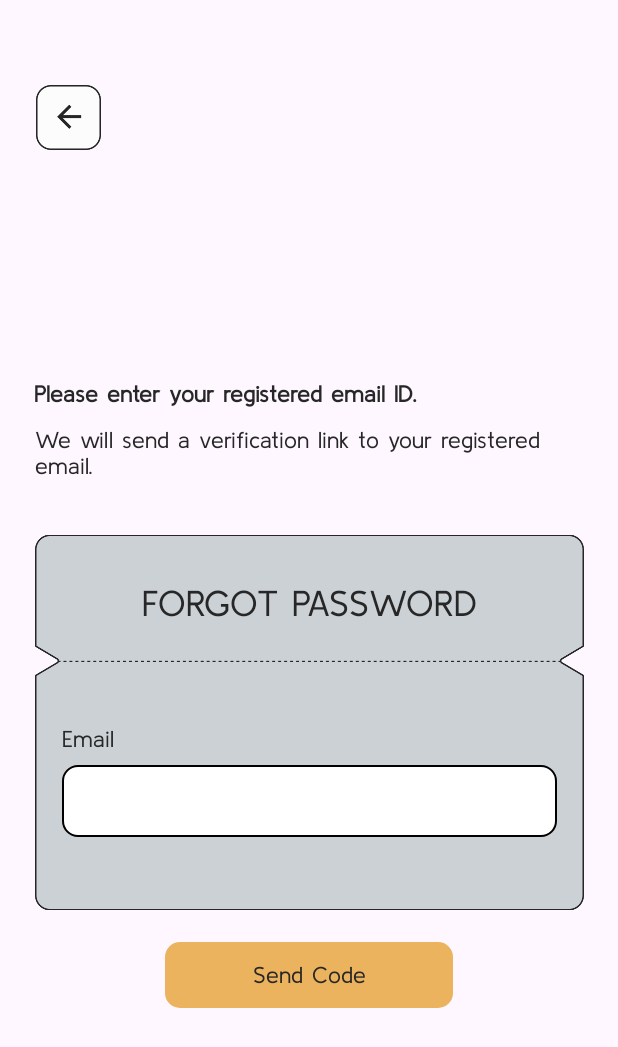
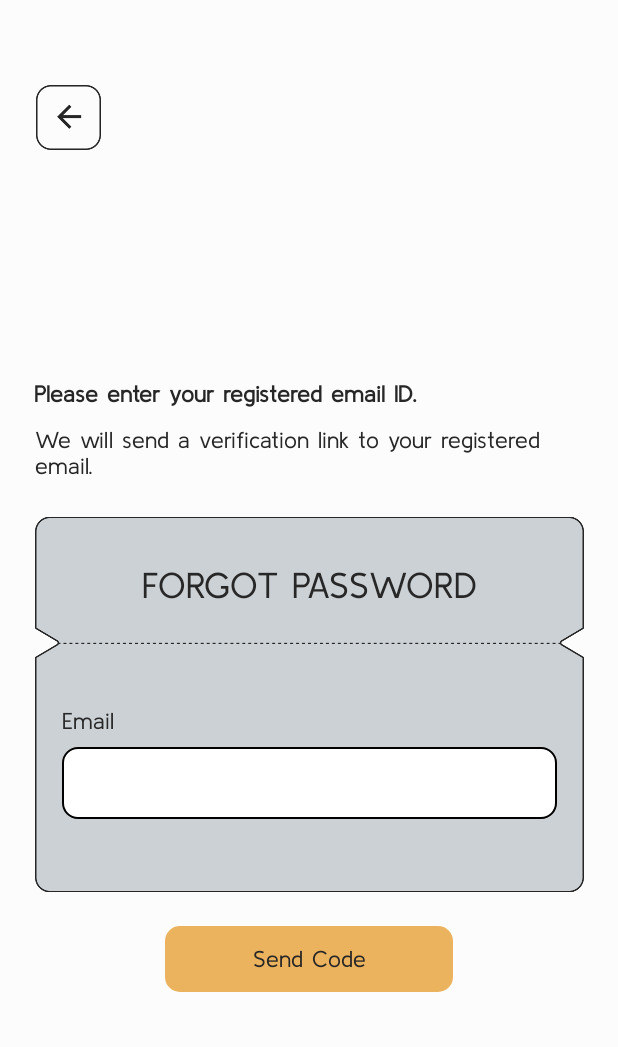
Before and after one commit to qiting2270/Comp90018-Wanderly, an Android app: the ForgetPasswordActivity screen opened directly, with no data from a screen before it, on a phone screen of 412 x 824 dp. Shown: the top 1047 px of the screen. Run offline under Robolectric (Android 15) with nearby library versions, the light colour scheme and no system bars; our stand-ins replace Firebase (no records; nobody signed in at launch, a user with empty details on screens opened directly).

Commit message:
fixed minor UI

```diff
--- a/Wanderly/app/src/main/res/layout/activity_aractivity.xml
+++ b/Wanderly/app/src/main/res/layout/activity_aractivity.xml
@@ -5,6 +5,7 @@
     android:id="@+id/main"
     android:layout_width="match_parent"
     android:layout_height="match_parent"
+    android:background="#fcfcfc"
     tools:context=".ARActivity">
 
 </androidx.constraintlayout.widget.ConstraintLayout>
--- a/Wanderly/app/src/main/res/layout/activity_calendar.xml
+++ b/Wanderly/app/src/main/res/layout/activity_calendar.xml
@@ -5,6 +5,7 @@
     android:id="@+id/main"
     android:layout_width="match_parent"
     android:layout_height="match_parent"
+    android:background="#fcfcfc"
     tools:context=".CalendarActivity">
 
     <ImageView
--- a/Wanderly/app/src/main/res/layout/activity_edit_profile.xml
+++ b/Wanderly/app/src/main/res/layout/activity_edit_profile.xml
@@ -5,6 +5,7 @@
     android:id="@+id/main"
     android:layout_width="match_parent"
     android:layout_height="match_parent"
+    android:background="#fcfcfc"
     tools:context=".EditProfileActivity">
 
     <ImageView
--- a/Wanderly/app/src/main/res/layout/activity_forget_password.xml
+++ b/Wanderly/app/src/main/res/layout/activity_forget_password.xml
@@ -5,6 +5,7 @@
     android:id="@+id/main"
     android:layout_width="match_parent"
     android:layout_height="match_parent"
+    android:background="#fcfcfc"
     tools:context=".ForgetPasswordActivity">
 
     <ImageView
@@ -60,7 +61,7 @@
         app:layout_constraintEnd_toEndOf="parent"
         app:layout_constraintStart_toStartOf="parent"
         app:layout_constraintTop_toBottomOf="@+id/textView13"
-        app:layout_constraintVertical_bias="0.100000024"
+        app:layout_constraintVertical_bias="0.05"
         app:srcCompat="@drawable/frame3" />
 
     <TextView
--- a/Wanderly/app/src/main/res/layout/activity_friend_profile.xml
+++ b/Wanderly/app/src/main/res/layout/activity_friend_profile.xml
@@ -4,6 +4,7 @@
     xmlns:tools="http://schemas.android.com/tools"
     android:layout_width="match_parent"
     android:layout_height="match_parent"
+    android:background="#fcfcfc"
     tools:context=".HomeActivity">
 
     <ScrollView
--- a/Wanderly/app/src/main/res/layout/activity_login.xml
+++ b/Wanderly/app/src/main/res/layout/activity_login.xml
@@ -3,7 +3,8 @@
     xmlns:app="http://schemas.android.com/apk/res-auto"
     xmlns:tools="http://schemas.android.com/tools"
     android:layout_width="match_parent"
-    android:layout_height="match_parent">
+    android:layout_height="match_parent"
+    android:background="#fcfcfc">
 
     <ImageView
         android:id="@+id/back_icon"
--- a/Wanderly/app/src/main/res/layout/activity_setting.xml
+++ b/Wanderly/app/src/main/res/layout/activity_setting.xml
@@ -5,6 +5,7 @@
     android:id="@+id/main"
     android:layout_width="match_parent"
     android:layout_height="match_parent"
+    android:background="#fcfcfc"
     tools:context=".SettingActivity">
 
     <ImageView
--- a/Wanderly/app/src/main/res/layout/activity_signup.xml
+++ b/Wanderly/app/src/main/res/layout/activity_signup.xml
@@ -3,7 +3,8 @@
     xmlns:app="http://schemas.android.com/apk/res-auto"
     xmlns:tools="http://schemas.android.com/tools"
     android:layout_width="match_parent"
-    android:layout_height="match_parent">
+    android:layout_height="match_parent"
+    android:background="#fcfcfc">
 
     <ImageView
         android:id="@+id/back_icon"
```
